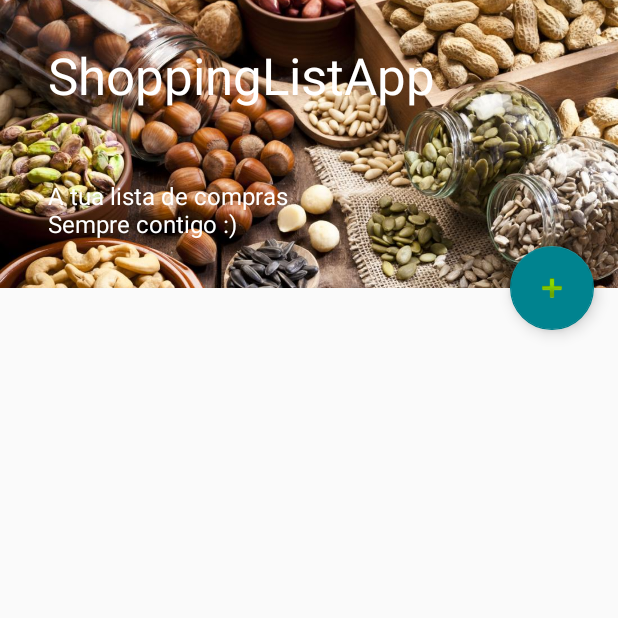
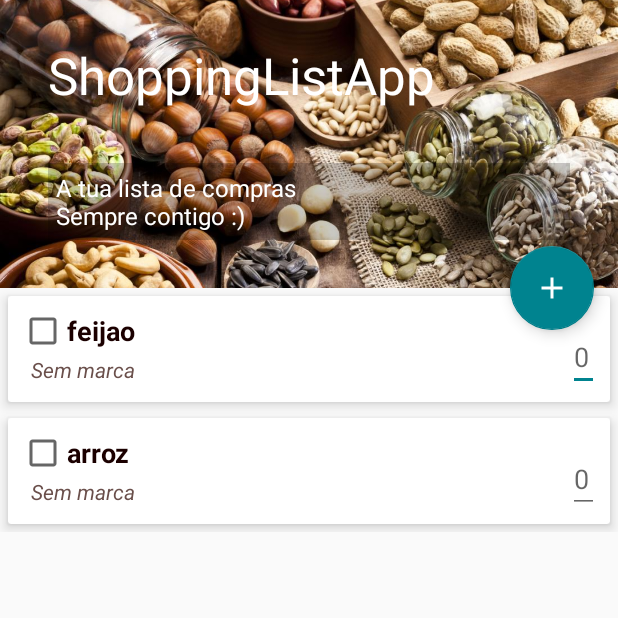
Before and after one commit to IolandaRosa/ShoppingList, an Android app: the screen it shows after launch (MainActivity), on a phone screen of 412 x 824 dp, the top half of it. Run offline under Robolectric (Android 15) with nearby library versions, the phone set to English and light mode, and no system bars.

Commit message:
Commit of layout list corrected and implemented with test data

```diff
--- /dev/null
+++ b/app/src/main/java/com/example/shoppinglistapp/adapter/ProductListFragmentAdapter.kt
@@ -0,0 +1,65 @@
+package com.example.shoppinglistapp.adapter
+
+import android.view.LayoutInflater
+import android.view.View
+import android.view.ViewGroup
+import androidx.core.view.isVisible
+import androidx.recyclerview.widget.RecyclerView
+import com.example.shoppinglistapp.R
+import com.example.shoppinglistapp.model.Product
+import com.google.android.material.checkbox.MaterialCheckBox
+import com.google.android.material.textfield.TextInputEditText
+import com.google.android.material.textview.MaterialTextView
+
+class ProductListFragmentAdapter(var products: MutableList<Product>) :
+    RecyclerView.Adapter<ProductListFragmentAdapter.ProductViewHolder>() {
+
+    override fun onCreateViewHolder(parent: ViewGroup, viewType: Int): ProductViewHolder {
+        val view =
+            LayoutInflater.from(parent.context).inflate(R.layout.item_product_list, parent, false)
+
+        return ProductViewHolder(view)
+    }
+
+    override fun getItemCount() = products.size
+
+    override fun onBindViewHolder(holder: ProductViewHolder, position: Int) {
+
+        val p = products[position]
+        holder.nameCheckboxView.text = p.name
+        holder.nameCheckboxView.isChecked=p.myList
+        holder.brandView.text = if (p.brand.isEmpty()) "Sem marca" else p.brand
+        holder.quantityView.hint =  (p.quantity).toString()
+
+        /*var p = Product(holder.nameCheckboxView.text.toString())
+
+        if (holder.nameCheckboxView.isChecked) {
+
+            p.myList = true
+        }
+
+        val brand = holder.brandView.text.toString()
+
+        if (holder.brandView.isVisible && !brand.isEmpty()) {
+            p.brand = brand
+        }
+
+        val quantityString = holder.quantityView.text.toString()
+
+        var quantity = 0
+        if(!quantityString.isEmpty()){
+            quantity = Integer.parseInt(quantityString)
+        }
+
+        if (quantity > 0) {
+            p.quantity = quantity
+        }*/
+    }
+
+    inner class ProductViewHolder(v: View) : RecyclerView.ViewHolder(v) {
+        val nameCheckboxView = v.findViewById<MaterialCheckBox>(R.id.checkboxProductName)
+        val brandView = v.findViewById<MaterialTextView>(R.id.textViewProductBrand)
+        val quantityView = v.findViewById<TextInputEditText>(R.id.editTextQuantity)
+    }
+
+}
--- /dev/null
+++ b/app/src/main/java/com/example/shoppinglistapp/model/Product.kt
@@ -0,0 +1,8 @@
+package com.example.shoppinglistapp.model
+
+data class Product(
+    var name: String,
+    var brand: String="",
+    var quantity: Int = 0,
+    var myList: Boolean = false
+)
--- a/app/src/main/java/com/example/shoppinglistapp/ui/MainActivity.kt
+++ b/app/src/main/java/com/example/shoppinglistapp/ui/MainActivity.kt
@@ -7,10 +7,25 @@ import kotlinx.android.synthetic.main.activity_main.*
 
 class MainActivity : AppCompatActivity() {
 
+    private lateinit var productListFragment: ProductListFragment
+
+    companion object {
+        private const val TAG_FRAGMENT_PRODUCT_LIST = "ProductListFragment"
+    }
+
     override fun onCreate(savedInstanceState: Bundle?) {
         super.onCreate(savedInstanceState)
         setContentView(R.layout.activity_main)
 
         setSupportActionBar(toolbar)
+
+        setupProductListFragment()
+    }
+
+    private fun setupProductListFragment() {
+        productListFragment = ProductListFragment.newInstance()
+        supportFragmentManager.beginTransaction()
+            .replace(R.id.fragment_container, productListFragment, TAG_FRAGMENT_PRODUCT_LIST)
+            .commit()
     }
 }
--- a/app/src/main/java/com/example/shoppinglistapp/ui/ProductListFragment.kt
+++ b/app/src/main/java/com/example/shoppinglistapp/ui/ProductListFragment.kt
@@ -7,8 +7,13 @@ import androidx.fragment.app.Fragment
 import android.view.LayoutInflater
 import android.view.View
 import android.view.ViewGroup
+import androidx.recyclerview.widget.LinearLayoutManager
+import androidx.recyclerview.widget.RecyclerView
 
 import com.example.shoppinglistapp.R
+import com.example.shoppinglistapp.adapter.ProductListFragmentAdapter
+import com.example.shoppinglistapp.model.Product
+import kotlinx.android.synthetic.main.fragment_product_list.*
 
 // TODO: Rename parameter arguments, choose names that match
 // the fragment initialization parameters, e.g. ARG_ITEM_NUMBER
@@ -16,6 +21,8 @@ import com.example.shoppinglistapp.R
 //private const val ARG_PARAM2 = "param2"
 
 class ProductListFragment : Fragment() {
+
+    private lateinit var productRecyclerView:RecyclerView
 
     //private var param1: String? = null
     //private var param2: String? = null
@@ -33,8 +40,18 @@ class ProductListFragment : Fragment() {
         inflater: LayoutInflater, container: ViewGroup?,
         savedInstanceState: Bundle?
     ): View? {
-        // Inflate the layout for this fragment
-        return inflater.inflate(R.layout.fragment_product_list, container, false)
+
+        val view = inflater.inflate(R.layout.fragment_product_list, container, false)
+
+        productRecyclerView = view.findViewById(R.id.recyclerViewProductsList)
+
+        return view
+    }
+
+    override fun onActivityCreated(savedInstanceState: Bundle?) {
+        super.onActivityCreated(savedInstanceState)
+
+        setupProductList()
     }
 
     /*fun onButtonPressed(uri: Uri) {
@@ -55,8 +72,16 @@ class ProductListFragment : Fragment() {
         //listener = null
     }
 
+    private fun setupProductList(){
+        productRecyclerView.setHasFixedSize(true)
+        productRecyclerView.layoutManager = LinearLayoutManager(activity)
+        val productListAdapter = ProductListFragmentAdapter(mutableListOf(Product("feijao"),Product("arroz")))
+        productRecyclerView.adapter=productListAdapter
+
+    }
+
     /*interface OnFragmentInteractionListener {
-        // TODO: Update argument type and name
+
         fun onFragmentInteraction(uri: Uri)
     }*/
 
--- /dev/null
+++ b/app/src/main/res/drawable/ic_add_white_36dp.xml
@@ -0,0 +1,5 @@
+<vector android:height="36dp" android:tint="#FFFFFF"
+    android:viewportHeight="24.0" android:viewportWidth="24.0"
+    android:width="36dp" xmlns:android="http://schemas.android.com/apk/res/android">
+    <path android:fillColor="#FF000000" android:pathData="M19,13h-6v6h-2v-6H5v-2h6V5h2v6h6v2z"/>
+</vector>
--- a/app/src/main/res/layout/activity_main.xml
+++ b/app/src/main/res/layout/activity_main.xml
@@ -34,15 +34,16 @@
             <TextView
                 android:layout_width="match_parent"
                 android:layout_height="wrap_content"
+                android:layout_gravity="bottom"
+                android:layout_marginStart="32dp"
+                android:layout_marginEnd="32dp"
+                android:layout_marginBottom="32dp"
+                android:background="#36000000"
+                android:padding="5dp"
+                android:text="@string/app_description"
+                android:textColor="@android:color/white"
                 android:textSize="16sp"
-                android:textColor="@android:color/white"
-                android:layout_marginLeft="32dp"
-                android:layout_marginStart="32dp"
-                android:layout_marginBottom="32dp"
-                android:layout_marginEnd="32dp"
-                app:layout_collapseMode="parallax"
-                android:layout_gravity="bottom"
-                android:text="@string/app_description"/>
+                app:layout_collapseMode="parallax" />
 
             <androidx.appcompat.widget.Toolbar
                 android:id="@+id/toolbar"
@@ -73,6 +74,6 @@
         android:layout_margin="16dp"
         app:layout_anchor="@id/appbar"
         app:layout_anchorGravity="bottom|end"
-        android:src="@android:drawable/ic_input_add" />"
+        android:src="@drawable/ic_add_white_36dp" />
 
 </androidx.coordinatorlayout.widget.CoordinatorLayout>
--- a/app/src/main/res/layout/item_product_list.xml
+++ b/app/src/main/res/layout/item_product_list.xml
@@ -14,11 +14,11 @@
 
         <com.google.android.material.checkbox.MaterialCheckBox
             android:id="@+id/checkboxProductName"
-            style="@style/Widget.MaterialComponents.CompoundButton.RadioButton"
             android:layout_width="wrap_content"
             android:layout_height="wrap_content"
             android:layout_margin="2dp"
             android:layout_weight="1"
+            style="@style/Theme.MaterialComponents.DayNight"
             android:checked="false"
             android:textColor="@color/colorPrimaryDark"
             android:textSize="18sp"
@@ -41,13 +41,14 @@
         <com.google.android.material.textfield.TextInputLayout
             android:layout_width="wrap_content"
             android:layout_height="wrap_content"
-            style="@style/Widget.MaterialComponents.TextInputLayout.OutlinedBox"
+            style="@style/Theme.MaterialComponents.Light"
             android:padding="2dp"
             app:layout_constraintBottom_toBottomOf="parent"
             app:layout_constraintEnd_toEndOf="parent"
             app:layout_constraintTop_toTopOf="parent">
 
             <com.google.android.material.textfield.TextInputEditText
+                android:id="@+id/editTextQuantity"
                 android:layout_width="match_parent"
                 android:layout_height="wrap_content"
                 android:hint="@string/product_quantity"
```
